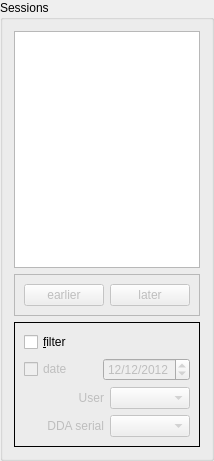
The window that dda_ctrl/selsessionbox.ui (olegyurchenko/dda-control) describes before a commit, drawn with Qt 5.
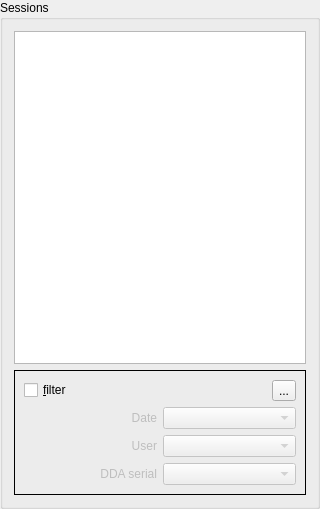
The same window after the commit. Icons and pictures are not drawn.

Patch:
```diff
--- a/dda_ctrl/selsessionbox.ui
+++ b/dda_ctrl/selsessionbox.ui
@@ -6,8 +6,8 @@
    <rect>
     <x>0</x>
     <y>0</y>
-    <width>214</width>
-    <height>461</height>
+    <width>320</width>
+    <height>509</height>
    </rect>
   </property>
   <property name="windowTitle">
@@ -20,46 +20,6 @@
    <item>
     <widget class="QTableView" name="sessionView"/>
    </item>
-   <item>
-    <widget class="QFrame" name="frame">
-     <property name="frameShape">
-      <enum>QFrame::StyledPanel</enum>
-     </property>
-     <property name="frameShadow">
-      <enum>QFrame::Plain</enum>
-     </property>
-     <layout class="QHBoxLayout" name="horizontalLayout_5">
-      <item>
-       <widget class="QPushButton" name="earlierBtn">
-        <property name="enabled">
-         <bool>false</bool>
-        </property>
-        <property name="text">
-         <string>earlier</string>
-        </property>
-        <property name="icon">
-         <iconset resource="resuurces/resources.qrc">
-          <normaloff>:/arrow-down-double.png</normaloff>:/arrow-down-double.png</iconset>
-        </property>
-       </widget>
-      </item>
-      <item>
-       <widget class="QPushButton" name="laterBtn">
-        <property name="enabled">
-         <bool>false</bool>
-        </property>
-        <property name="text">
-         <string>later</string>
-        </property>
-        <property name="icon">
-         <iconset resource="resuurces/resources.qrc">
-          <normaloff>:/arrow-up-double.png</normaloff>:/arrow-up-double.png</iconset>
-        </property>
-       </widget>
-      </item>
-     </layout>
-    </widget>
-   </item>
    <item>
     <widget class="QFrame" name="filterBox">
      <property name="frameShape">
@@ -81,35 +41,48 @@
           </property>
          </widget>
         </item>
+        <item>
+         <widget class="QToolButton" name="refresgBtn">
+          <property name="toolTip">
+           <string>Refresh</string>
+          </property>
+          <property name="whatsThis">
+           <string>Refresh button</string>
+          </property>
+          <property name="text">
+           <string>...</string>
+          </property>
+          <property name="icon">
+           <iconset resource="resuurces/resources.qrc">
+            <normaloff>:/view-refresh.png</normaloff>:/view-refresh.png</iconset>
+          </property>
+          <property name="shortcut">
+           <string>F5</string>
+          </property>
+         </widget>
+        </item>
        </layout>
       </item>
       <item>
        <layout class="QHBoxLayout" name="horizontalLayout_2">
         <item>
-         <widget class="QCheckBox" name="dateCheck">
+         <widget class="QLabel" name="dateLabel">
           <property name="enabled">
            <bool>false</bool>
           </property>
           <property name="text">
-           <string>date</string>
+           <string>Date</string>
+          </property>
+          <property name="alignment">
+           <set>Qt::AlignRight|Qt::AlignTrailing|Qt::AlignVCenter</set>
           </property>
          </widget>
         </item>
         <item>
-         <widget class="QDateEdit" name="dateEdit">
+         <widget class="QComboBox" name="dateCombo">
           <property name="enabled">
            <bool>false</bool>
           </property>
-          <property name="date">
-           <date>
-            <year>2012</year>
-            <month>12</month>
-            <day>12</day>
-           </date>
-          </property>
-          <property name="displayFormat">
-           <string>dd/MM/yyyy</string>
-          </property>
          </widget>
         </item>
        </layout>
```
Left out of the diff: 90 changed lines with no effect on the pictures.
